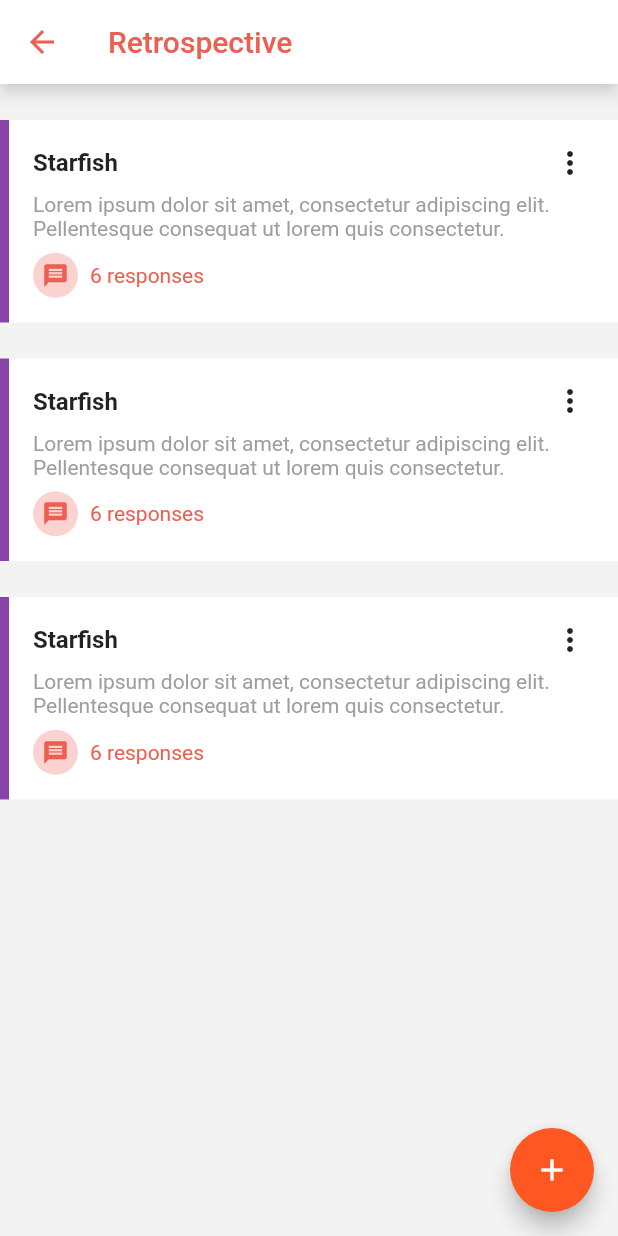
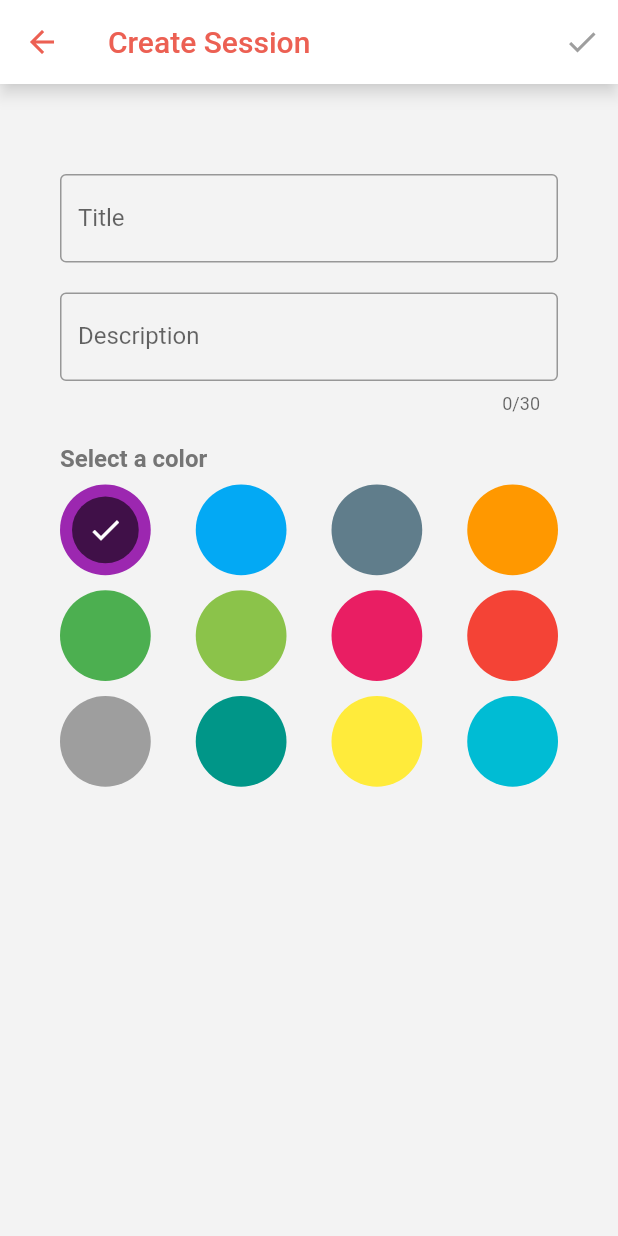
Before and after one commit to paulomenezes/sticky_sessions, a Flutter app: the RetrospectiveScreen screen opened by its route, after a tap on the "add" icon, on a phone screen of 412 x 824 dp. Run offline on Flutter 3.47's test engine with Material 2 defaults, Android fonts, the phone set to English and light mode, and no system bars.

Commit message:
feat: add session layout

```diff
--- a/lib/features/retrospective/retrospective_screen.dart
+++ b/lib/features/retrospective/retrospective_screen.dart
@@ -24,7 +24,9 @@ class _RetrospectiveScreenState extends State<RetrospectiveScreen> {
           ),
         ),
         floatingActionButton: FloatingActionButton(
-          onPressed: () {},
+          onPressed: () {
+            Navigator.of(context).pushNamed('/session/add');
+          },
           child: const Icon(Icons.add),
         ),
         body: Container(
--- /dev/null
+++ b/lib/features/session/session_add_screen.dart
@@ -0,0 +1,138 @@
+import 'package:flutter/material.dart';
+import 'package:sticky_sessions/utils/constants.dart';
+
+class SessionAddScreen extends StatefulWidget {
+  const SessionAddScreen({Key? key}) : super(key: key);
+
+  @override
+  State<SessionAddScreen> createState() => _SessionAddScreenState();
+}
+
+class _SessionAddScreenState extends State<SessionAddScreen> {
+  var textControllerTitle = TextEditingController();
+  var textControllerDescription = TextEditingController();
+
+  var isButtonEnabled = false;
+  var isLoading = false;
+
+  List<Color> colors = [
+    Colors.purple,
+    Colors.lightBlue,
+    Colors.blueGrey,
+    Colors.orange,
+    Colors.green,
+    Colors.lightGreen,
+    Colors.pink,
+    Colors.red,
+    Colors.grey,
+    Colors.teal,
+    Colors.yellow,
+    Colors.cyan
+  ];
+
+  Color selectedColor = Colors.purple;
+
+  void updateButtonStatus() {
+    setState(() {
+      isButtonEnabled = textControllerTitle.text.isNotEmpty && textControllerDescription.text.isNotEmpty;
+    });
+  }
+
+  @override
+  void initState() {
+    super.initState();
+
+    textControllerTitle.addListener(() => updateButtonStatus());
+    textControllerDescription.addListener(() => updateButtonStatus());
+  }
+
+  @override
+  Widget build(BuildContext context) {
+    return isLoading
+        ? Container(
+            width: 50,
+            color: Colors.white,
+            child: const Center(
+                child: CircularProgressIndicator(
+              strokeWidth: 2,
+            )))
+        : Scaffold(
+            appBar: AppBar(
+              backgroundColor: Colors.white,
+              foregroundColor: primaryColor,
+              shadowColor: Colors.grey.shade50,
+              title: const Text(
+                'Create Session',
+              ),
+              actions: [
+                IconButton(
+                    icon: Icon(
+                      Icons.check,
+                      color: isButtonEnabled ? Colors.green : Colors.grey,
+                    ),
+                    onPressed: () => {
+                          //
+                        }),
+              ],
+            ),
+            body: Container(
+              color: const Color(0xFFF3F3F3),
+              padding: const EdgeInsets.fromLTRB(40, 20, 40, 0),
+              child: Column(crossAxisAlignment: CrossAxisAlignment.stretch, children: [
+                const SizedBox(height: 40),
+                TextField(
+                  decoration: const InputDecoration(
+                    border: OutlineInputBorder(),
+                    labelText: 'Title',
+                  ),
+                  controller: textControllerTitle,
+                ),
+                const SizedBox(height: 20),
+                TextField(
+                  decoration: const InputDecoration(
+                    border: OutlineInputBorder(),
+                    labelText: 'Description',
+                  ),
+                  maxLength: 30,
+                  keyboardType: TextInputType.multiline,
+                  textInputAction: TextInputAction.newline,
+                  controller: textControllerDescription,
+                ),
+                const SizedBox(height: 20),
+                Text(
+                  "Select a color",
+                  style: TextStyle(fontWeight: FontWeight.bold, fontSize: 16, color: Colors.grey.shade600),
+                ),
+                const SizedBox(height: 8),
+                Expanded(
+                    child: GridView.count(
+                  crossAxisSpacing: 30,
+                  mainAxisSpacing: 10,
+                  crossAxisCount: 4,
+                  children: [
+                    for (var color in colors)
+                      GestureDetector(
+                          onTap: () {
+                            setState(() {
+                              selectedColor = color;
+                            });
+                          },
+                          child: Container(
+                            decoration: BoxDecoration(shape: BoxShape.circle, color: color),
+                            padding: const EdgeInsets.all(8),
+                            child: selectedColor == color
+                                ? Container(
+                                    decoration: BoxDecoration(shape: BoxShape.circle, color: Colors.black.withAlpha(150)),
+                                    child: const Icon(
+                                      Icons.check,
+                                      color: Colors.white,
+                                    ),
+                                  )
+                                : Container(),
+                          )),
+                  ],
+                ))
+              ]),
+            ));
+  }
+}
--- a/lib/main.dart
+++ b/lib/main.dart
@@ -4,6 +4,7 @@ import 'package:sticky_sessions/features/login/login_screen.dart';
 import 'package:sticky_sessions/features/login/login_token_screen.dart';
 import 'package:sticky_sessions/features/notification/notification_screen.dart';
 import 'package:sticky_sessions/features/retrospective/retrospective_screen.dart';
+import 'package:sticky_sessions/features/session/session_add_screen.dart';
 import 'package:sticky_sessions/features/session/session_screen.dart';
 import 'package:sticky_sessions/features/splash/splash_screen.dart';
 
@@ -29,6 +30,7 @@ class MyApp extends StatelessWidget {
         '/notification': (context) => const NotificationScreen(),
         '/retrospective': (context) => const RetrospectiveScreen(),
         '/session': (context) => const SessionScreen(),
+        '/session/add': (context) => const SessionAddScreen(),
       },
       initialRoute: '/',
     );
--- a/lib/utils/constants.dart
+++ b/lib/utils/constants.dart
@@ -9,3 +9,4 @@ const String routerHome = '/home';
 const String routerNotification = '/notification';
 const String routerRetrospective = '/retrospective';
 const String routerSession = '/session';
+const String routerSessionAdd = '/session/add';
```
